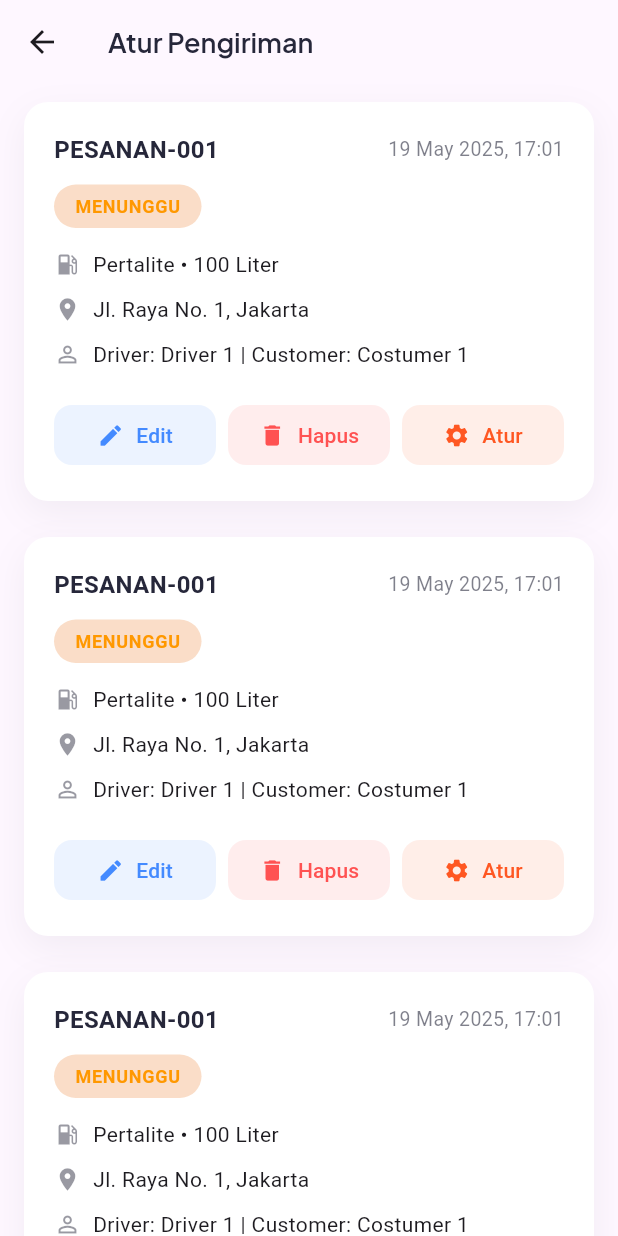
After one commit to ahmdsk/TruckTrack, a Flutter app: the SettingDeliveryView screen opened by its route, on a phone screen of 412 x 824 dp. The commit adds this screen. Run offline on Flutter 3.47's test engine with Material 3 defaults, Android fonts, the phone set to English and light mode, and no system bars; our stand-ins replace dio, flutter_feather_icons, get, get_it, google_fonts, shared_preferences and 1 more; missing offline and left inert: mapbox_maps_flutter; accounts and stored records are empty.

Commit message:
feat: implement setting delivery module; add view, controller, and binding, update routing for delivery settings

```diff
--- a/lib/app/modules/home/views/home_view.dart
+++ b/lib/app/modules/home/views/home_view.dart
@@ -131,8 +131,9 @@ class HomeView extends GetView<HomeController> {
                       onTap: () => Get.toNamed('/pengguna'),
                     ),
                     CardMenuHome(
-                      title: 'Total Pengiriman',
+                      title: 'Atur Pengiriman',
                       icon: FeatherIcons.box,
+                      onTap: () => Get.toNamed('/setting-delivery'),
                     ),
                     CardMenuHome(
                       title: 'Jadwal Pengiriman',
--- /dev/null
+++ b/lib/app/modules/setting_delivery/views/setting_delivery_view.dart
@@ -0,0 +1,203 @@
+import 'package:flutter/material.dart';
+
+import 'package:get/get.dart';
+import 'package:intl/intl.dart';
+import 'package:truck_track/core/themes/themes.dart';
+
+import '../controllers/setting_delivery_controller.dart';
+
+class SettingDeliveryView extends GetView<SettingDeliveryController> {
+  const SettingDeliveryView({super.key});
+  @override
+  Widget build(BuildContext context) {
+    return Scaffold(
+      appBar: AppBar(
+        title: Text(
+          'Atur Pengiriman',
+          style: Themes.subTitleStyle.copyWith(
+            color: Themes.darkColor,
+            fontSize: 18,
+          ),
+        ),
+      ),
+      body: ListView.builder(
+        itemBuilder: (_, index) {
+          return const PengirimanCard();
+        },
+        itemCount: 10,
+      ),
+    );
+  }
+}
+
+class PengirimanCard extends StatelessWidget {
+  const PengirimanCard({super.key});
+
+  @override
+  Widget build(BuildContext context) {
+    final DateFormat formatter = DateFormat('dd MMM yyyy, HH:mm');
+
+    return Container(
+      margin: const EdgeInsets.symmetric(horizontal: 16, vertical: 12),
+      decoration: BoxDecoration(
+        color: Colors.white,
+        borderRadius: BorderRadius.circular(16),
+        boxShadow: [
+          BoxShadow(
+            color: Themes.darkColor.withAlpha(15),
+            blurRadius: 20,
+            offset: const Offset(0, 8),
+          ),
+        ],
+      ),
+      child: Padding(
+        padding: const EdgeInsets.all(20),
+        child: Column(
+          crossAxisAlignment: CrossAxisAlignment.start,
+          children: [
+            // Header: No Pesanan dan Tanggal
+            Row(
+              mainAxisAlignment: MainAxisAlignment.spaceBetween,
+              children: [
+                Text(
+                  'PESANAN-001',
+                  style: TextStyle(
+                    fontSize: 16,
+                    fontWeight: FontWeight.w600,
+                    color: Themes.darkColor,
+                  ),
+                ),
+                Text(
+                  formatter.format(DateTime.parse('2025-05-19 17:01:14')),
+                  style: TextStyle(fontSize: 13, color: Themes.darkColor.withAlpha(150)),
+                ),
+              ],
+            ),
+            const SizedBox(height: 12),
+
+            // Status
+            Container(
+              padding: const EdgeInsets.symmetric(horizontal: 14, vertical: 6),
+              decoration: BoxDecoration(
+                color: Themes.primaryColor.withAlpha(60),
+                borderRadius: BorderRadius.circular(30),
+              ),
+              child: const Text(
+                'MENUNGGU',
+                style: TextStyle(
+                  fontSize: 12,
+                  fontWeight: FontWeight.bold,
+                  color: Colors.orange,
+                  letterSpacing: 0.5,
+                ),
+              ),
+            ),
+            const SizedBox(height: 14),
+
+            // Jenis dan Volume BBM
+            Row(
+              children: [
+                Icon(Icons.local_gas_station, size: 18, color: Themes.darkColor.withAlpha(120)),
+                SizedBox(width: 8),
+                Text('Pertalite • 100 Liter'),
+              ],
+            ),
+            const SizedBox(height: 10),
+
+            // Alamat
+            Row(
+              children: [
+                Icon(Icons.location_on, size: 18, color: Themes.darkColor.withAlpha(120)),
+                SizedBox(width: 8),
+                Expanded(child: Text('Jl. Raya No. 1, Jakarta')),
+              ],
+            ),
+            const SizedBox(height: 10),
+
+            // Driver dan Customer
+            Row(
+              children: [
+                Icon(Icons.person_outline, size: 18, color: Themes.darkColor.withAlpha(120)),
+                SizedBox(width: 8),
+                Expanded(
+                  child: Text('Driver: Driver 1 | Customer: Costumer 1'),
+                ),
+              ],
+            ),
+
+            const SizedBox(height: 20),
+
+            // Action Buttons
+            Row(
+              mainAxisAlignment: MainAxisAlignment.spaceBetween,
+              spacing: 8,
+              children: [
+                Expanded(
+                  child: _ActionButton(
+                    label: 'Edit',
+                    icon: Icons.edit,
+                    color: Colors.blueAccent,
+                    onTap: () {
+                      // TODO: Aksi edit
+                    },
+                  ),
+                ),
+                Expanded(
+                  child: _ActionButton(
+                    label: 'Hapus',
+                    icon: Icons.delete,
+                    color: Colors.redAccent,
+                    onTap: () {
+                      // TODO: Aksi hapus
+                    },
+                  ),
+                ),
+                Expanded(
+                  child: _ActionButton(
+                    label: 'Atur',
+                    icon: Icons.settings,
+                    color: Colors.deepOrange,
+                    onTap: () {
+                      // TODO: Aksi atur
+                    },
+                  ),
+                ),
+              ],
+            ),
+          ],
+        ),
+      ),
+    );
+  }
+}
+
+class _ActionButton extends StatelessWidget {
+  final String label;
+  final IconData icon;
+  final Color color;
+  final VoidCallback onTap;
+
+  const _ActionButton({
+    required this.label,
+    required this.icon,
+    required this.color,
+    required this.onTap,
+  });
+
+  @override
+  Widget build(BuildContext context) {
+    return TextButton.icon(
+      style: TextButton.styleFrom(
+        padding: const EdgeInsets.symmetric(horizontal: 12, vertical: 6),
+        backgroundColor: color.withOpacity(0.1),
+        foregroundColor: color,
+        shape: RoundedRectangleBorder(
+          borderRadius: BorderRadius.circular(12),
+        ),
+      ),
+      onPressed: onTap,
+      icon: Icon(icon, size: 18),
+      label: Text(label),
+    );
+  }
+}
--- a/lib/app/routes/app_routes.dart
+++ b/lib/app/routes/app_routes.dart
@@ -10,6 +10,7 @@ abstract class Routes {
   static const MASTER_DATA_KENDARAAN = _Paths.MASTER_DATA_KENDARAAN;
   static const MASTER_DATA_PENGGUNA = _Paths.MASTER_DATA_PENGGUNA;
   static const SPLASH = _Paths.SPLASH;
+  static const SETTING_DELIVERY = _Paths.SETTING_DELIVERY;
 }
 
 abstract class _Paths {
@@ -21,4 +22,5 @@ abstract class _Paths {
   static const MASTER_DATA_KENDARAAN = '/kendaraan';
   static const MASTER_DATA_PENGGUNA = '/pengguna';
   static const SPLASH = '/splash';
+  static const SETTING_DELIVERY = '/setting-delivery';
 }
--- a/pubspec.yaml
+++ b/pubspec.yaml
@@ -38,6 +38,7 @@ dependencies:
   get_it: ^8.0.3
   google_fonts: ^6.2.1
   http: ^1.4.0
+  intl: ^0.20.2
   latlong2: ^0.9.1
   mapbox_maps_flutter: ^2.8.0
   shared_preferences: ^2.5.3
```
Also changed, not shown: lib/app/modules/setting_delivery/bindings/setting_delivery_binding.dart (added, +12 -0 lines), lib/app/modules/setting_delivery/controllers/setting_delivery_controller.dart (added, +23 -0 lines), lib/app/routes/app_pages.dart (+7 -0 lines), lib/services/auth_service.dart (+0 -49 lines), pubspec.lock.
